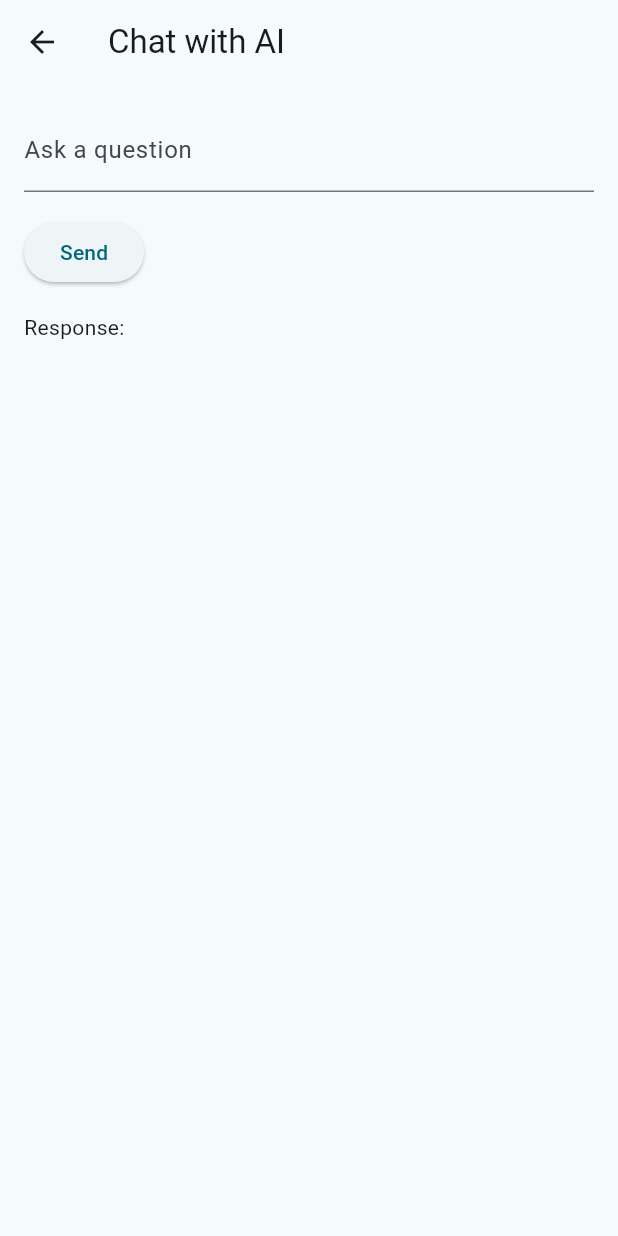
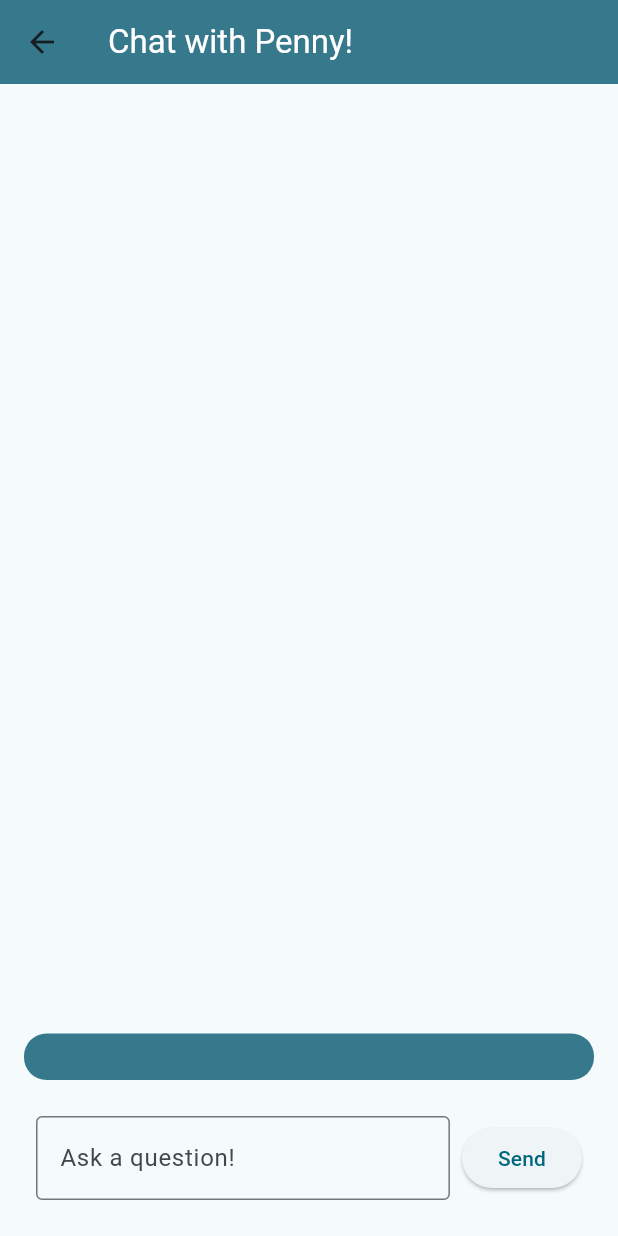
Before and after one commit to monsimb/WeHack, a Flutter app: the ChatScreen screen opened directly, on a phone screen of 412 x 824 dp. Run offline on Flutter 3.47's test engine with Material 3 defaults, Android fonts, the phone set to English and light mode, and no system bars; our stand-ins replace fl_chart.

Commit message:
feat: chatbot ui

```diff
--- a/lib/chat.dart
+++ /dev/null
@@ -1,67 +0,0 @@
-// chat.dart
-import 'dart:convert';
-import 'package:flutter/material.dart';
-import 'package:http/http.dart' as http;
-
-class ChatScreen extends StatefulWidget {
-  @override
-  _ChatScreenState createState() => _ChatScreenState();
-}
-
-class _ChatScreenState extends State<ChatScreen> {
-  TextEditingController _controller = TextEditingController();
-  String _response = "";
-
-  final String _cloudflareWorkerUrl =
-      "https://rag-ai.moniquesimberg.workers.dev/";
-
-  Future<void> _sendQuestion(String question) async {
-    final Uri uri = Uri.parse("$_cloudflareWorkerUrl?text=$question");
-
-    try {
-      final response = await http.get(uri);
-
-      if (response.statusCode == 200) {
-        setState(() {
-          _response = response.body;
-        });
-      } else {
-        setState(() {
-          _response = "Error: ${response.statusCode}";
-        });
-      }
-    } catch (e) {
-      setState(() {
-        _response = "Failed to get response: $e";
-      });
-    }
-  }
-
-  @override
-  Widget build(BuildContext context) {
-    return Scaffold(
-      appBar: AppBar(title: Text("Chat with AI")),
-      body: Padding(
-        padding: const EdgeInsets.all(16.0),
-        child: Column(
-          crossAxisAlignment: CrossAxisAlignment.start,
-          children: <Widget>[
-            TextField(
-              controller: _controller,
-              decoration: InputDecoration(labelText: "Ask a question"),
-            ),
-            SizedBox(height: 16),
-            ElevatedButton(
-              onPressed: () {
-                _sendQuestion(_controller.text);
-              },
-              child: Text("Send"),
-            ),
-            SizedBox(height: 16),
-            Text("Response: $_response"),
-          ],
-        ),
-      ),
-    );
-  }
-}
--- a/lib/chatbot.dart
+++ b/lib/chatbot.dart
@@ -1,21 +1,38 @@
+import 'dart:convert';
 import 'package:flutter/material.dart';
+import 'package:http/http.dart' as http;
 
-class Chatbot extends StatefulWidget {
-  const Chatbot({super.key});
-
+class ChatScreen extends StatefulWidget {
+  const ChatScreen({super.key});
   @override
-  State<Chatbot> createState() => _ChatbotState();
+  _ChatScreenState createState() => _ChatScreenState();
 }
 
-class _ChatbotState extends State<Chatbot> {
-  final TextEditingController _controller = TextEditingController();
-  final List<String> _messages = [];
+class _ChatScreenState extends State<ChatScreen> {
+  TextEditingController _controller = TextEditingController();
+  String _response = "";
 
-  void _sendMessage() {
-    if (_controller.text.isNotEmpty) {
+  final String _cloudflareWorkerUrl =
+      "https://rag-ai.moniquesimberg.workers.dev/";
+
+  Future<void> _sendQuestion(String question) async {
+    final Uri uri = Uri.parse("$_cloudflareWorkerUrl?text=$question");
+
+    try {
+      final response = await http.get(uri);
+
+      if (response.statusCode == 200) {
         setState(() {
-        _messages.add(_controller.text);
-        _controller.clear();
+          _response = response.body;
+        });
+      } else {
+        setState(() {
+          _response = "Error: ${response.statusCode}";
+        });
+      }
+    } catch (e) {
+      setState(() {
+        _response = "Failed to get response: $e";
       });
     }
   }
@@ -25,26 +42,32 @@ class _ChatbotState extends State<Chatbot> {
     return Scaffold(
       appBar: AppBar(
         title: const Text(
-          'Chatbot',
+          'Chat with Penny!',
           style: TextStyle(color: Colors.white),
         ),
         backgroundColor: const Color.fromARGB(255, 55, 121, 140),
       ),
-      body: Column(
-        children: [
-          Expanded(
-            child: ListView.builder(
-              itemCount: _messages.length,
-              itemBuilder: (context, index) {
-                return ListTile(
-                  title: Text(_messages[index]),
-                  leading: const CircleAvatar(
-                    child: Icon(Icons.person),
+      body: Padding(
+        padding: const EdgeInsets.all(16.0),
+        child: Column(
+          mainAxisAlignment: MainAxisAlignment.end,
+          children: <Widget>[
+            Container(
+              decoration: BoxDecoration(
+              color: Color.fromARGB(255, 55, 121, 140),
+              borderRadius: BorderRadius.circular(15.0),
             ),
-                );
-              },
+            child: Padding(
+              padding: EdgeInsets.only(left: 20, bottom: 10, right: 20),
+              child: Align(
+                  alignment: Alignment.centerLeft,
+                  child: Text(
+                    _response,
+                    style: TextStyle(color: Colors.white),
+                  )),
               ),
             ),
+            SizedBox(height: 16),
             Padding(
             padding: const EdgeInsets.all(8.0),
               child: Row(
@@ -53,14 +76,16 @@ class _ChatbotState extends State<Chatbot> {
                     child: TextField(
                       controller: _controller,
                       decoration: const InputDecoration(
-                      hintText: 'Type your message...',
+                        hintText: 'Ask a question!',
                         border: OutlineInputBorder(),
                       ),
                     ),
                   ),
                   const SizedBox(width: 8),
                   ElevatedButton(
-                  onPressed: _sendMessage,
+                    onPressed: () {
+                      _sendQuestion(_controller.text);
+                    },
                     child: const Text('Send'),
                   ),
                 ],
@@ -68,6 +93,79 @@ class _ChatbotState extends State<Chatbot> {
             ),
           ],
         ),
+      ),
     );
   }
 }
+
+// class Chatbot extends StatefulWidget {
+//   const Chatbot({super.key});
+
+//   @override
+//   State<Chatbot> createState() => _ChatbotState();
+// }
+
+// class _ChatbotState extends State<Chatbot> {
+//   final TextEditingController _controller = TextEditingController();
+//   final List<String> _messages = [];
+
+//   void _sendMessage() {
+//     if (_controller.text.isNotEmpty) {
+//       setState(() {
+//         _messages.add(_controller.text);
+//         _controller.clear();
+//       });
+//     }
+//   }
+
+//   @override
+//   Widget build(BuildContext context) {
+//     return Scaffold(
+//       appBar: AppBar(
+//         title: const Text(
+//           'Chatbot',
+//           style: TextStyle(color: Colors.white),
+//         ),
+//         backgroundColor: const Color.fromARGB(255, 55, 121, 140),
+//       ),
+//       body: Column(
+//         children: [
+//           Expanded(
+//             child: ListView.builder(
+//               itemCount: _messages.length,
+//               itemBuilder: (context, index) {
+//                 return ListTile(
+//                   title: Text(_messages[index]),
+//                   leading: const CircleAvatar(
+//                     child: Icon(Icons.person),
+//                   ),
+//                 );
+//               },
+//             ),
+//           ),
+//           Padding(
+//             padding: const EdgeInsets.all(8.0),
+//             child: Row(
+//               children: [
+//                 Expanded(
+//                   child: TextField(
+//                     controller: _controller,
+//                     decoration: const InputDecoration(
+//                       hintText: 'Type your message...',
+//                       border: OutlineInputBorder(),
+//                     ),
+//                   ),
+//                 ),
+//                 const SizedBox(width: 8),
+//                 ElevatedButton(
+//                   onPressed: _sendMessage,
+//                   child: const Text('Send'),
+//                 ),
+//               ],
+//             ),
+//           ),
+//         ],
+//       ),
+//     );
+//   }
+// }
--- a/lib/main.dart
+++ b/lib/main.dart
@@ -1,7 +1,5 @@
 import 'dart:async';
 import 'package:flutter/material.dart';
-import 'pages.dart'; // Import the pages file
-import 'chat.dart';
 import 'dashboard.dart';
 import 'settings.dart';
 import 'chatbot.dart';
@@ -100,7 +98,7 @@ class _MyHomePageState extends State<MyHomePage> {
   int _selectedIndex = 0;
 
   static const List<Widget> _pages = <Widget>[
-    Chatbot(),
+    ChatScreen(),
     Dashboard(),
     Calendar(),
     SettingsPage(),
```
Also changed, not shown: pubspec.lock, 7 other files. Lines whose indentation alone changed are shown as unchanged.
